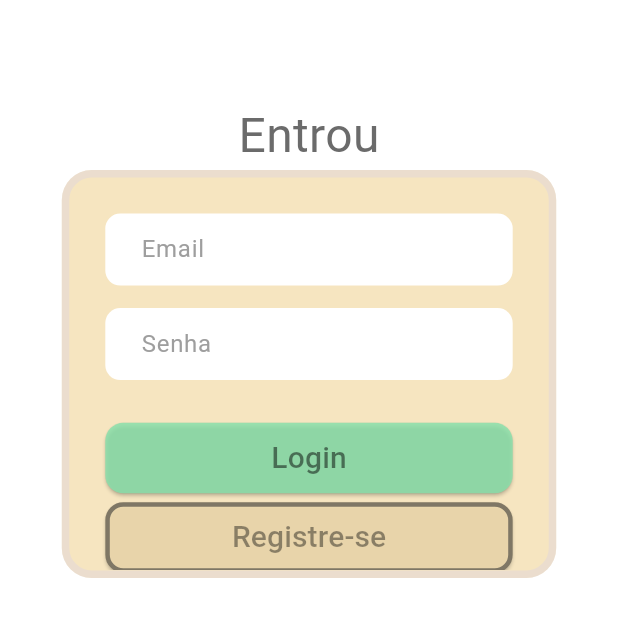
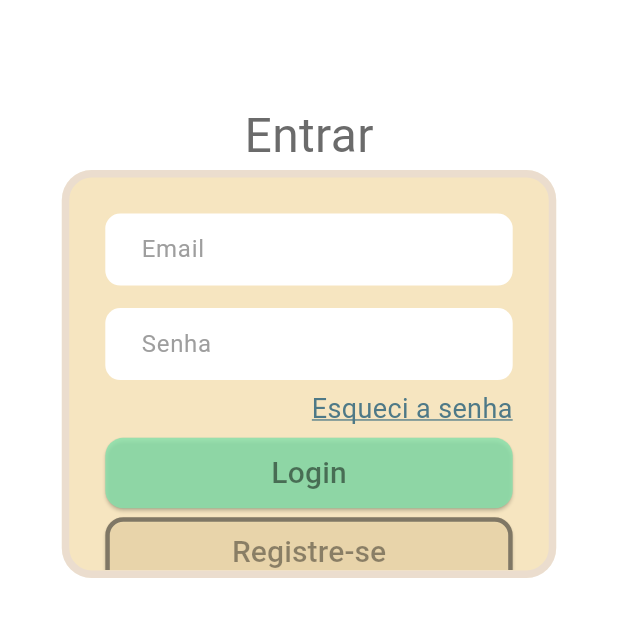
Before and after one commit to mastruzz/quickstartapp, a Flutter app: the screen it shows after launch, on a phone screen of 412 x 824 dp, the part 355-992 px from its top. Run offline on Flutter 3.47's test engine with Material 3 defaults, Android fonts, the light colour scheme and no system bars; our stand-ins replace flutter_slidable; missing offline and left inert: animated_floating_buttons.

Commit message:
Fix title and add forgot password

```diff
--- a/lib/pages/login_page.dart
+++ b/lib/pages/login_page.dart
@@ -30,7 +30,7 @@ class _LoginPageState extends State<LoginPage> {
       ],
     );
 
-    final titlePage = Text('Entrou', style: TextStyle(fontSize: 32, color: Color(0xD9515151)),);
+    final titlePage = Text('Entrar', style: TextStyle(fontSize: 32, color: Color(0xD9515151)),);
 
     final emailField = TextFormField(
       keyboardType: TextInputType.emailAddress,
@@ -82,6 +82,20 @@ class _LoginPageState extends State<LoginPage> {
         border: OutlineInputBorder( // Borda padrão
           borderSide: BorderSide(color: Colors.transparent), // Remove a borda padrão
           borderRadius: BorderRadius.circular(10.0),
+        ),
+      ),
+    );
+
+    final forgotPassword = Container(
+      width: double.infinity,
+      child: Text(
+        'Esqueci a senha',
+        textAlign: TextAlign.right, // Alinha o texto à direita
+        style: TextStyle(
+            fontSize: 18,
+            decoration: TextDecoration.underline,
+            decorationColor: Color(0xFF4E7987),
+            color: Color(0xFF4E7987)
         ),
       ),
     );
@@ -148,7 +162,9 @@ class _LoginPageState extends State<LoginPage> {
                   emailField,
                   SizedBox(height: 15.0),
                   passwordField,
-                  SizedBox(height: 28.0),
+                  SizedBox(height: 6.0),
+                  forgotPassword,
+                  SizedBox(height: 6.0),
                   loginButton,
                   SizedBox(height: 5.0),
                   singUpButton
```
